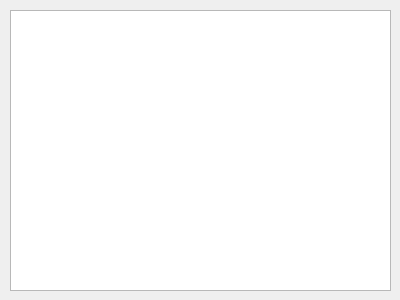
Old version of the form src/gtool1cd/skobkatextwindow.ui in the repository e8tools/tool1cd.
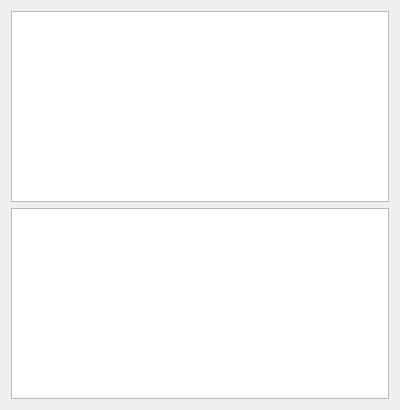
New version of the form.

Commit message: GUI: просмотр скобочного дерева

Patch:
```diff
--- a/src/gtool1cd/skobkatextwindow.ui
+++ b/src/gtool1cd/skobkatextwindow.ui
@@ -7,21 +7,15 @@
     <x>0</x>
     <y>0</y>
     <width>400</width>
-    <height>300</height>
+    <height>410</height>
    </rect>
   </property>
   <property name="windowTitle">
    <string>Dialog</string>
   </property>
+  <layout class="QVBoxLayout" name="verticalLayout">
+   <item>
   <widget class="QPlainTextEdit" name="plainTextEdit">
-   <property name="geometry">
-    <rect>
-     <x>10</x>
-     <y>10</y>
-     <width>381</width>
-     <height>281</height>
-    </rect>
-   </property>
    <property name="font">
     <font>
      <family>Monospace</family>
@@ -31,6 +25,11 @@
     <bool>true</bool>
    </property>
   </widget>
+   </item>
+   <item>
+    <widget class="QTreeView" name="treeView"/>
+   </item>
+  </layout>
  </widget>
  <resources/>
  <connections/>
```
Lines whose indentation alone changed are shown as unchanged. The commit also changes 6 other files.
